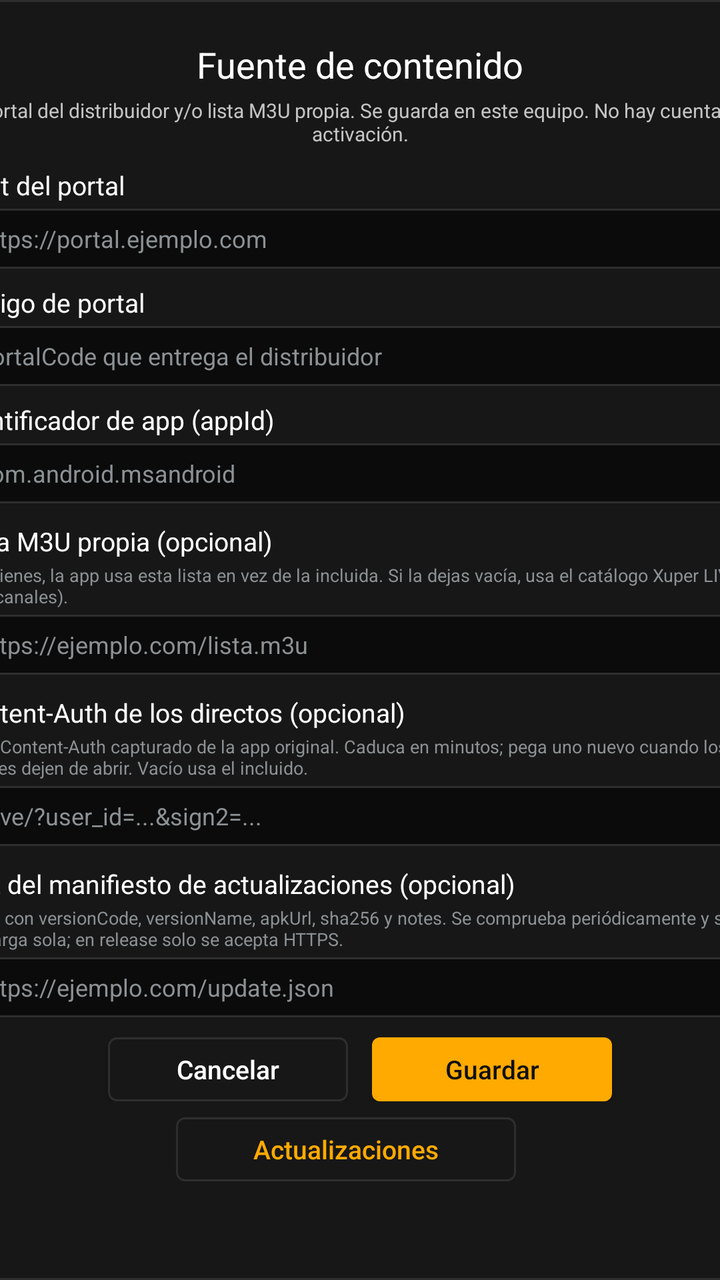
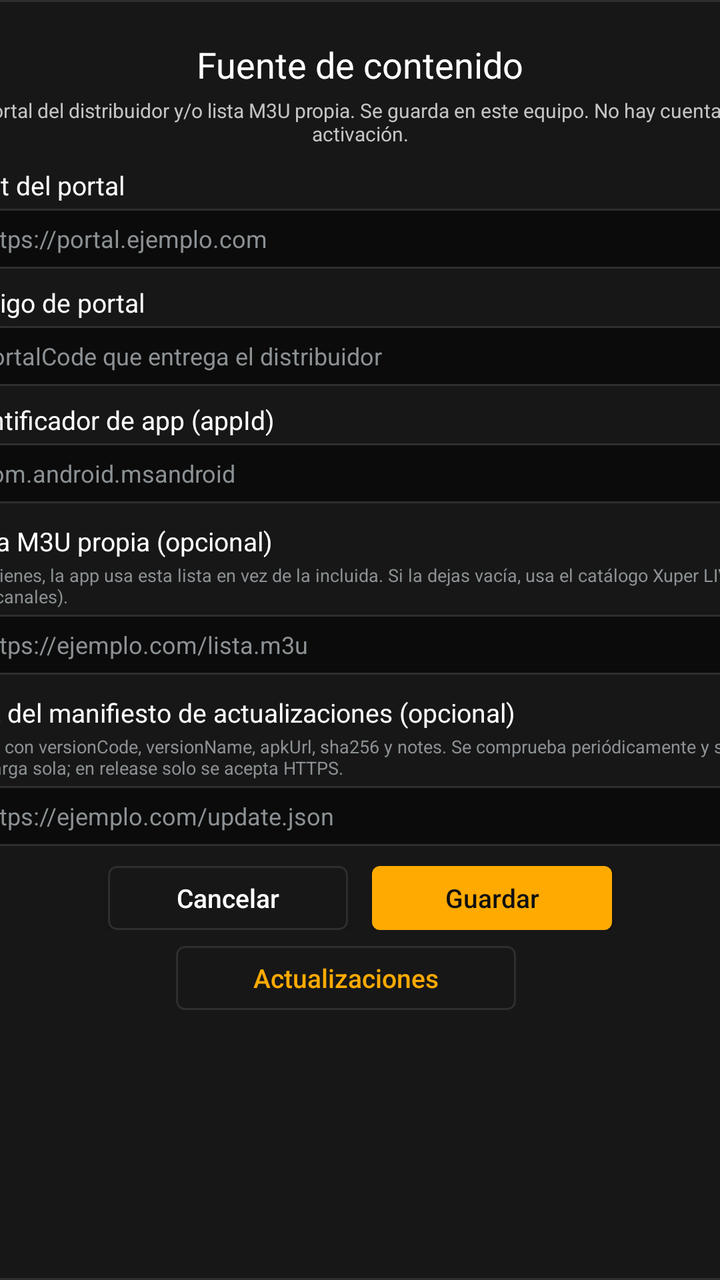

The first picture is an Android layout as it rendered before a commit; the second is the same layout after the commit. The layout source and the unified diff follow.
<!-- AndroidManifest.xml: application theme Theme.MartInvidal -->
<!-- res/layout/activity_portal.xml -->
<?xml version="1.0" encoding="utf-8"?>
<FrameLayout xmlns:android="http://schemas.android.com/apk/res/android"
    android:layout_width="match_parent"
    android:layout_height="match_parent"
    android:background="@color/background">

    
    <ScrollView
        android:layout_width="match_parent"
        android:layout_height="match_parent"
        android:fillViewport="true">

        <LinearLayout
            android:layout_width="446dp"
            android:layout_height="wrap_content"
            android:layout_gravity="center"
            android:background="@drawable/bg_dialog"
            android:orientation="vertical"
            android:padding="20dp">

            <TextView
                android:layout_width="match_parent"
                android:layout_height="wrap_content"
                android:gravity="center"
                android:text="@string/portal_title"
                android:textColor="@color/text_primary"
                android:textSize="18sp" />

            <TextView
                android:layout_width="match_parent"
                android:layout_height="wrap_content"
                android:layout_marginTop="4dp"
                android:gravity="center"
                android:text="@string/portal_help"
                android:textColor="@color/text_secondary"
                android:textSize="10sp" />

            <TextView
                android:layout_width="match_parent"
                android:layout_height="wrap_content"
                android:layout_marginTop="10dp"
                android:text="@string/portal_host"
                android:textColor="@color/text_primary"
                android:textSize="13sp" />

            <EditText
                android:id="@+id/host"
                android:layout_width="match_parent"
                android:layout_height="30dp"
                android:layout_marginTop="3dp"
                android:background="@drawable/bg_input"
                android:gravity="center_vertical"
                android:hint="@string/portal_host_hint"
                android:imeOptions="actionNext"
                android:inputType="textUri"
                android:paddingStart="12dp"
                android:paddingEnd="12dp"
                android:singleLine="true"
                android:textColor="@color/text_primary"
                android:textColorHint="@color/text_hint"
                android:textSize="12sp" />

            <TextView
                android:layout_width="match_parent"
                android:layout_height="wrap_content"
                android:layout_marginTop="8dp"
                android:text="@string/portal_code"
                android:textColor="@color/text_primary"
                android:textSize="13sp" />

            <EditText
                android:id="@+id/portalCode"
                android:layout_width="match_parent"
                android:layout_height="30dp"
                android:layout_marginTop="3dp"
                android:background="@drawable/bg_input"
                android:gravity="center_vertical"
                android:hint="@string/portal_code_hint"
                android:imeOptions="actionNext"
                android:inputType="text"
                android:paddingStart="12dp"
                android:paddingEnd="12dp"
                android:singleLine="true"
                android:textColor="@color/text_primary"
                android:textColorHint="@color/text_hint"
                android:textSize="12sp" />

            <TextView
                android:layout_width="match_parent"
                android:layout_height="wrap_content"
                android:layout_marginTop="8dp"
                android:text="@string/portal_appid"
                android:textColor="@color/text_primary"
                android:textSize="13sp" />

            <EditText
                android:id="@+id/appId"
                android:layout_width="match_parent"
                android:layout_height="30dp"
                android:layout_marginTop="3dp"
                android:background="@drawable/bg_input"
                android:gravity="center_vertical"
                android:hint="@string/portal_appid_hint"
                android:imeOptions="actionNext"
                android:inputType="text"
                android:paddingStart="12dp"
                android:paddingEnd="12dp"
                android:singleLine="true"
                android:textColor="@color/text_primary"
                android:textColorHint="@color/text_hint"
                android:textSize="12sp" />

            <TextView
                android:layout_width="match_parent"
                android:layout_height="wrap_content"
                android:layout_marginTop="10dp"
                android:text="@string/portal_playlist"
                android:textColor="@color/text_primary"
                android:textSize="13sp" />

            <TextView
                android:layout_width="match_parent"
                android:layout_height="wrap_content"
                android:layout_marginTop="2dp"
                android:text="@string/portal_playlist_help"
                android:textColor="@color/text_hint"
                android:textSize="9sp" />

            <EditText
                android:id="@+id/playlist"
                android:layout_width="match_parent"
                android:layout_height="30dp"
                android:layout_marginTop="3dp"
                android:background="@drawable/bg_input"
                android:gravity="center_vertical"
                android:hint="@string/portal_playlist_hint"
                android:imeOptions="actionNext"
                android:inputType="textUri"
                android:paddingStart="12dp"
                android:paddingEnd="12dp"
                android:singleLine="true"
                android:textColor="@color/text_primary"
                android:textColorHint="@color/text_hint"
                android:textSize="12sp" />

            <TextView
                android:layout_width="match_parent"
                android:layout_height="wrap_content"
                android:layout_marginTop="10dp"
                android:text="@string/portal_xuper_auth"
                android:textColor="@color/text_primary"
                android:textSize="13sp" />

            <TextView
                android:layout_width="match_parent"
                android:layout_height="wrap_content"
                android:layout_marginTop="2dp"
                android:text="@string/portal_xuper_auth_help"
                android:textColor="@color/text_hint"
                android:textSize="9sp" />

            <EditText
                android:id="@+id/xuperAuth"
                android:layout_width="match_parent"
                android:layout_height="30dp"
                android:layout_marginTop="3dp"
                android:background="@drawable/bg_input"
                android:gravity="center_vertical"
                android:hint="@string/portal_xuper_auth_hint"
                android:imeOptions="actionNext"
                android:inputType="text"
                android:paddingStart="12dp"
                android:paddingEnd="12dp"
                android:singleLine="true"
                android:textColor="@color/text_primary"
                android:textColorHint="@color/text_hint"
                android:textSize="12sp" />

            <TextView
                android:layout_width="match_parent"
                android:layout_height="wrap_content"
                android:layout_marginTop="10dp"
                android:text="@string/portal_update"
                android:textColor="@color/text_primary"
                android:textSize="13sp" />

            <TextView
                android:layout_width="match_parent"
                android:layout_height="wrap_content"
                android:layout_marginTop="2dp"
                android:text="@string/portal_update_help"
                android:textColor="@color/text_hint"
                android:textSize="9sp" />

            <EditText
                android:id="@+id/updateUrl"
                android:layout_width="match_parent"
                android:layout_height="30dp"
                android:layout_marginTop="3dp"
                android:background="@drawable/bg_input"
                android:gravity="center_vertical"
                android:hint="@string/portal_update_hint"
                android:imeOptions="actionDone"
                android:inputType="textUri"
                android:paddingStart="12dp"
                android:paddingEnd="12dp"
                android:singleLine="true"
                android:textColor="@color/text_primary"
                android:textColorHint="@color/text_hint"
                android:textSize="12sp" />

            <LinearLayout
                android:layout_width="match_parent"
                android:layout_height="wrap_content"
                android:layout_marginTop="10dp"
                android:gravity="center"
                android:orientation="horizontal">

                <Button
                    android:id="@+id/cancel"
                    android:layout_width="120dp"
                    android:layout_height="32dp"
                    android:background="@drawable/bg_button_secondary"
                    android:text="@string/portal_cancel"
                    android:textAllCaps="false"
                    android:textColor="@color/text_primary"
                    android:textSize="13sp" />

                <Button
                    android:id="@+id/save"
                    android:layout_width="120dp"
                    android:layout_height="32dp"
                    android:layout_marginStart="12dp"
                    android:background="@drawable/bg_button"
                    android:text="@string/portal_save"
                    android:textAllCaps="false"
                    android:textColor="@color/on_brand"
                    android:textSize="13sp" />
            </LinearLayout>

            <LinearLayout
                android:layout_width="match_parent"
                android:layout_height="wrap_content"
                android:layout_marginTop="8dp"
                android:gravity="center"
                android:orientation="horizontal">

                <Button
                    android:id="@+id/updates"
                    android:layout_width="170dp"
                    android:layout_height="32dp"
                    android:background="@drawable/bg_button_secondary"
                    android:text="@string/portal_updates"
                    android:textAllCaps="false"
                    android:textColor="@color/brand_primary"
                    android:textSize="13sp" />

                <TextView
                    android:id="@+id/version"
                    android:layout_width="wrap_content"
                    android:layout_height="wrap_content"
                    android:layout_marginStart="14dp"
                    android:textColor="@color/text_hint"
                    android:textSize="11sp" />
            </LinearLayout>

            <TextView
                android:id="@+id/error"
                android:layout_width="match_parent"
                android:layout_height="wrap_content"
                android:layout_marginTop="6dp"
                android:gravity="center"
                android:textColor="@color/brand_primary"
                android:textSize="12sp"
                android:visibility="gone" />
        </LinearLayout>
    </ScrollView>
</FrameLayout>
<!-- resources referenced by this layout -->
<resources>
  <color name="background">#0B0B0B</color>
  <color name="brand_primary">#FFAA00</color>
  <color name="on_brand">#101010</color>
  <color name="text_hint">#8C9194</color>
  <color name="text_primary">#FFFFFF</color>
  <color name="text_secondary">#C4C4C4</color>
  <!-- drawable bg_dialog (drawable) -->
  <?xml version="1.0" encoding="utf-8"?>
  <shape xmlns:android="http://schemas.android.com/apk/res/android"
      android:shape="rectangle">
      <solid android:color="@color/surface" />
      <corners android:radius="6dp" />
      <stroke
          android:width="1dp"
          android:color="@color/divider" />
  </shape>
  <!-- drawable bg_input (drawable) -->
  <?xml version="1.0" encoding="utf-8"?>
  <shape xmlns:android="http://schemas.android.com/apk/res/android"
      android:shape="rectangle">
      <solid android:color="@color/background" />
      <corners android:radius="4dp" />
      <stroke
          android:width="1dp"
          android:color="@color/divider" />
  </shape>
  <string name="portal_appid">Identificador de app (appId)</string>
  <string name="portal_appid_hint">com.android.msandroid</string>
  <string name="portal_cancel">Cancelar</string>
  <string name="portal_code">Código de portal</string>
  <string name="portal_code_hint">portalCode que entrega el distribuidor</string>
  <string name="portal_help">Portal del distribuidor y/o lista M3U propia. Se guarda en este equipo. No hay cuenta ni activación.</string>
  <string name="portal_host">Host del portal</string>
  <string name="portal_host_hint">https://portal.ejemplo.com</string>
  <string name="portal_playlist">Lista M3U propia (opcional)</string>
  <string name="portal_playlist_help">Si la tienes, la app usa esta lista en vez de la incluida. Si la dejas vacía, usa el catálogo Xuper LIVE (678 canales).</string>
  <string name="portal_playlist_hint">https://ejemplo.com/lista.m3u</string>
  <string name="portal_save">Guardar</string>
  <string name="portal_title">Fuente de contenido</string>
  <string name="portal_update">URL del manifiesto de actualizaciones (opcional)</string>
  <string name="portal_update_help">JSON con versionCode, versionName, apkUrl, sha256 y notes. Se comprueba periódicamente y se descarga sola; en release solo se acepta HTTPS.</string>
  <string name="portal_update_hint">https://ejemplo.com/update.json</string>
  <string name="portal_updates">Actualizaciones</string>
  <string name="portal_xuper_auth">Content-Auth de los directos (opcional)</string>
  <string name="portal_xuper_auth_help">Valor Content-Auth capturado de la app original. Caduca en minutos; pega uno nuevo cuando los canales dejen de abrir. Vacío usa el incluido.</string>
  <string name="portal_xuper_auth_hint">/live/?user_id=...&amp;sign2=...</string>
  <style name="Theme.MartInvidal" parent="Theme.AppCompat.NoActionBar">
          <item name="android:windowBackground">@color/background</item>
          <item name="android:colorBackground">@color/background</item>
          <item name="colorPrimary">@color/brand_primary</item>
          <item name="colorPrimaryDark">@color/brand_primary_dark</item>
          <item name="colorAccent">@color/brand_primary</item>
          <item name="android:textColorPrimary">@color/text_primary</item>
          <item name="android:textColorSecondary">@color/text_secondary</item>
      </style>
  <color name="brand_accent">#FFFFFF</color>
  <color name="brand_primary_dark">#CC8800</color>
  <color name="surface_focused">#262626</color>
  <color name="surface">#171717</color>
  <color name="divider">#2E2E2E</color>
  <!-- unchanged entries left out for length: 2 -->
</resources>

<!-- the commit's change to res/layout/activity_portal.xml (unified diff, before → after) -->
@@ -136,39 +136,6 @@
                 android:hint="@string/portal_playlist_hint"
                 android:imeOptions="actionNext"
                 android:inputType="textUri"
-                android:paddingStart="12dp"
-                android:paddingEnd="12dp"
-                android:singleLine="true"
-                android:textColor="@color/text_primary"
-                android:textColorHint="@color/text_hint"
-                android:textSize="12sp" />
-
-            <TextView
-                android:layout_width="match_parent"
-                android:layout_height="wrap_content"
-                android:layout_marginTop="10dp"
-                android:text="@string/portal_xuper_auth"
-                android:textColor="@color/text_primary"
-                android:textSize="13sp" />
-
-            <TextView
-                android:layout_width="match_parent"
-                android:layout_height="wrap_content"
-                android:layout_marginTop="2dp"
-                android:text="@string/portal_xuper_auth_help"
-                android:textColor="@color/text_hint"
-                android:textSize="9sp" />
-
-            <EditText
-                android:id="@+id/xuperAuth"
-                android:layout_width="match_parent"
-                android:layout_height="30dp"
-                android:layout_marginTop="3dp"
-                android:background="@drawable/bg_input"
-                android:gravity="center_vertical"
-                android:hint="@string/portal_xuper_auth_hint"
-                android:imeOptions="actionNext"
-                android:inputType="text"
                 android:paddingStart="12dp"
                 android:paddingEnd="12dp"
                 android:singleLine="true"
<!-- resource entries referenced after the edit -->
@@ -43,9 +43,6 @@
   <string name="portal_update_help">JSON con versionCode, versionName, apkUrl, sha256 y notes. Se comprueba periódicamente y se descarga sola; en release solo se acepta HTTPS.</string>
   <string name="portal_update_hint">https://ejemplo.com/update.json</string>
   <string name="portal_updates">Actualizaciones</string>
-  <string name="portal_xuper_auth">Content-Auth de los directos (opcional)</string>
-  <string name="portal_xuper_auth_help">Valor Content-Auth capturado de la app original. Caduca en minutos; pega uno nuevo cuando los canales dejen de abrir. Vacío usa el incluido.</string>
-  <string name="portal_xuper_auth_hint">/live/?user_id=...&amp;sign2=...</string>
   <style name="Theme.MartInvidal" parent="Theme.AppCompat.NoActionBar">
           <item name="android:windowBackground">@color/background</item>
           <item name="android:colorBackground">@color/background</item>
